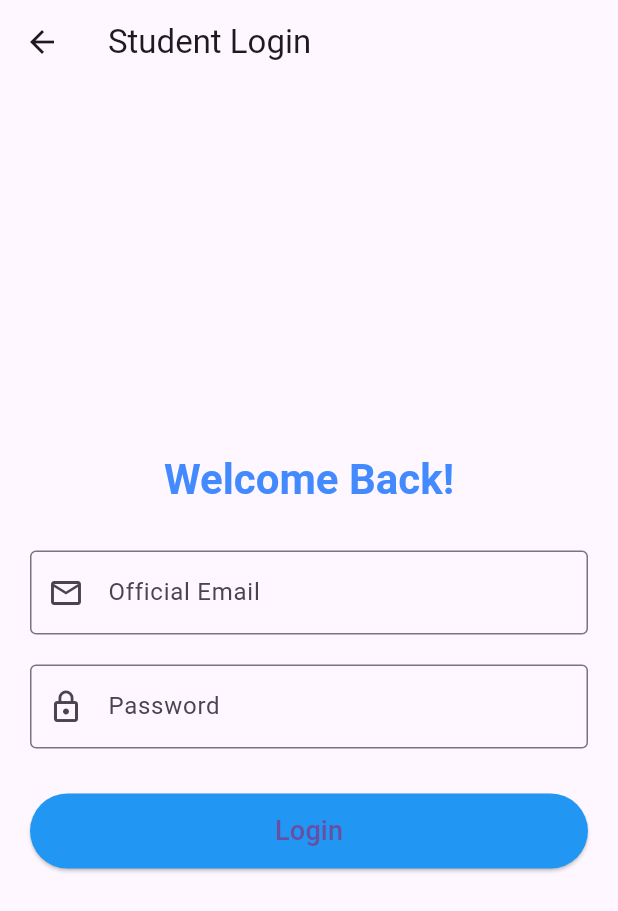
After one commit to Manuel-Hub371/uni-Konet, a Flutter app: the screen it shows after launch, after a tap on "Student", on a phone screen of 412 x 824 dp. The commit adds this screen. Shown: the top 911 px of the screen. Run offline on Flutter 3.47's test engine with Material 3 defaults, Android fonts, the phone set to English and light mode, and no system bars.

Commit message:
App design

```diff
--- a/flutter-app/lib/main.dart
+++ b/flutter-app/lib/main.dart
@@ -1,12 +1,12 @@
 import 'package:flutter/material.dart';
-import 'screens/home_screen.dart';
+import 'screens/splash_screen.dart';
 
 void main() {
-  runApp(const UniKonetApp());
+  runApp(const MyApp());
 }
 
-class UniKonetApp extends StatelessWidget {
-  const UniKonetApp({super.key});
+class MyApp extends StatelessWidget {
+  const MyApp({super.key});
 
   @override
   Widget build(BuildContext context) {
@@ -14,8 +14,10 @@ class UniKonetApp extends StatelessWidget {
       title: 'uniKonet',
       theme: ThemeData(
         primarySwatch: Colors.blue,
+        useMaterial3: true,
       ),
-      home: const HomeScreen(),
+      home: const SplashScreen(),
+      debugShowCheckedModeBanner: false,
     );
   }
 }
--- /dev/null
+++ b/flutter-app/lib/screens/login_screen.dart
@@ -0,0 +1,150 @@
+import 'package:flutter/material.dart';
+import 'change_password_screen.dart';
+import 'home_screen.dart';
+
+class LoginScreen extends StatefulWidget {
+  final String role;
+
+  const LoginScreen({super.key, required this.role});
+
+  @override
+  _LoginScreenState createState() => _LoginScreenState();
+}
+
+class _LoginScreenState extends State<LoginScreen> {
+  final _formKey = GlobalKey<FormState>();
+  final _emailController = TextEditingController();
+  final _passwordController = TextEditingController();
+  bool _isLoading = false;
+  String? _errorMessage;
+
+  void _login() {
+    if (!_formKey.currentState!.validate()) return;
+
+    setState(() {
+      _isLoading = true;
+      _errorMessage = null;
+    });
+
+    final email = _emailController.text.trim();
+    final password = _passwordController.text;
+
+    // Simulate Network Delay
+    Future.delayed(const Duration(seconds: 1), () {
+      if (!mounted) return;
+
+      setState(() => _isLoading = false);
+
+      // Mock Authentication Logic
+      bool isEmailValid = email.toLowerCase().contains("@ktu.edu.gh");
+      // In a real app, we would check more strictly if it's a student or lecturer email format if needed.
+
+      if (!isEmailValid) {
+        setState(() => _errorMessage = 'Invalid email domain. Use @ktu.edu.gh');
+        return;
+      }
+
+      if (password == 'P@ass4ktu') {
+        // First time login - Force password change
+        Navigator.pushReplacement(
+          context,
+          MaterialPageRoute(builder: (context) => ChangePasswordScreen(role: widget.role)),
+        );
+      } else if (password.length >= 6) {
+        // Regular login success (Simulated if password is not default but valid length)
+        Navigator.pushReplacement(
+          context,
+          MaterialPageRoute(builder: (context) => HomeScreen(role: widget.role)),
+        );
+      } else {
+        setState(() => _errorMessage = 'Invalid email or password');
+      }
+    });
+  }
+
+  @override
+  Widget build(BuildContext context) {
+    return Scaffold(
+      appBar: AppBar(title: Text('${widget.role} Login')),
+      body: Padding(
+        padding: const EdgeInsets.all(20.0),
+        child: Form(
+          key: _formKey,
+          child: Column(
+            mainAxisAlignment: MainAxisAlignment.center,
+            crossAxisAlignment: CrossAxisAlignment.stretch,
+            children: [
+              Text(
+                'Welcome Back!',
+                textAlign: TextAlign.center,
+                style: Theme.of(context).textTheme.headlineMedium?.copyWith(
+                  color: Colors.blueAccent,
+                  fontWeight: FontWeight.bold,
+                ),
+              ),
+              const SizedBox(height: 30),
+              if (_errorMessage != null)
+                Container(
+                  padding: const EdgeInsets.all(10),
+                  margin: const EdgeInsets.only(bottom: 20),
+                  color: Colors.red.shade100,
+                  child: Text(
+                    _errorMessage!,
+                    style: const TextStyle(color: Colors.red),
+                    textAlign: TextAlign.center,
+                  ),
+                ),
+              TextFormField(
+                controller: _emailController,
+                decoration: const InputDecoration(
+                  labelText: 'Official Email',
+                  prefixIcon: Icon(Icons.email_outlined),
+                  border: OutlineInputBorder(),
+                ),
+                keyboardType: TextInputType.emailAddress,
+                validator: (value) {
+                  if (value == null || value.isEmpty) {
+                    return 'Please enter your email';
+                  }
+                  if (!value.contains('@')) {
+                    return 'Please enter a valid email';
+                  }
+                  return null;
+                },
+              ),
+              const SizedBox(height: 20),
+              TextFormField(
+                controller: _passwordController,
+                decoration: const InputDecoration(
+                  labelText: 'Password',
+                  prefixIcon: Icon(Icons.lock_outline),
+                  border: OutlineInputBorder(),
+                ),
+                obscureText: true,
+                validator: (value) {
+                  if (value == null || value.isEmpty) {
+                    return 'Please enter your password';
+                  }
+                  return null;
+                },
+              ),
+              const SizedBox(height: 30),
+              SizedBox(
+                height: 50,
+                child: ElevatedButton(
+                  onPressed: _isLoading ? null : _login,
+                  style: ElevatedButton.styleFrom(
+                    backgroundColor: widget.role == 'Student' ? Colors.blue : Colors.deepPurple,
+                  ),
+                  child: _isLoading
+                      ? const CircularProgressIndicator(color: Colors.white)
+                      : const Text('Login', style: TextStyle(fontSize: 18)),
+                ),
+              ),
+            ],
+          ),
+        ),
+      ),
+    );
+  }
+}
--- /dev/null
+++ b/flutter-app/lib/screens/role_selection_screen.dart
@@ -0,0 +1,91 @@
+import 'package:flutter/material.dart';
+import 'login_screen.dart';
+
+class RoleSelectionScreen extends StatelessWidget {
+  const RoleSelectionScreen({super.key});
+
+  @override
+  Widget build(BuildContext context) {
+    return Scaffold(
+      body: Padding(
+        padding: const EdgeInsets.all(20.0),
+        child: Column(
+          mainAxisAlignment: MainAxisAlignment.center,
+          crossAxisAlignment: CrossAxisAlignment.stretch,
+          children: [
+            const Text(
+              'Select Your Role',
+              textAlign: TextAlign.center,
+              style: TextStyle(
+                fontSize: 28,
+                fontWeight: FontWeight.bold,
+                color: Colors.blueAccent,
+              ),
+            ),
+            const SizedBox(height: 50),
+            _RoleButton(
+              title: 'Student',
+              icon: Icons.person,
+              color: Colors.blue,
+              onTap: () {
+                Navigator.push(
+                  context,
+                  MaterialPageRoute(builder: (context) => const LoginScreen(role: 'Student')),
+                );
+              },
+            ),
+            const SizedBox(height: 20),
+            _RoleButton(
+              title: 'Lecturer',
+              icon: Icons.school,
+              color: Colors.deepPurple,
+              onTap: () {
+                Navigator.push(
+                  context,
+                  MaterialPageRoute(builder: (context) => const LoginScreen(role: 'Lecturer')),
+                );
+              },
+            ),
+          ],
+        ),
+      ),
+    );
+  }
+}
+
+class _RoleButton extends StatelessWidget {
+  final String title;
+  final IconData icon;
+  final Color color;
+  final VoidCallback onTap;
+
+  const _RoleButton({
+    required this.title,
+    required this.icon,
+    required this.color,
+    required this.onTap,
+  });
+
+  @override
+  Widget build(BuildContext context) {
+    return ElevatedButton(
+      style: ElevatedButton.styleFrom(
+        backgroundColor: color,
+        padding: const EdgeInsets.symmetric(vertical: 20),
+        shape: RoundedRectangleBorder(borderRadius: BorderRadius.circular(15)),
+      ),
+      onPressed: onTap,
+      child: Row(
+        mainAxisAlignment: MainAxisAlignment.center,
+        children: [
+          Icon(icon, size: 30),
+          const SizedBox(width: 15),
+          Text(
+            title,
+            style: const TextStyle(fontSize: 20, fontWeight: FontWeight.bold),
+          ),
+        ],
+      ),
+    );
+  }
+}
--- /dev/null
+++ b/flutter-app/lib/screens/splash_screen.dart
@@ -0,0 +1,53 @@
+import 'package:flutter/material.dart';
+import 'package:flutter/scheduler.dart';
+import 'role_selection_screen.dart';
+
+class SplashScreen extends StatefulWidget {
+  const SplashScreen({super.key});
+
+  @override
+  _SplashScreenState createState() => _SplashScreenState();
+}
+
+class _SplashScreenState extends State<SplashScreen> {
+  @override
+  void initState() {
+    super.initState();
+    // Navigate to Role Selection after 2 seconds
+    SchedulerBinding.instance.addPostFrameCallback((_) {
+      Future.delayed(const Duration(seconds: 2), () {
+        Navigator.of(context).pushReplacement(
+          MaterialPageRoute(builder: (context) => const RoleSelectionScreen()),
+        );
+      });
+    });
+  }
+
+  @override
+  Widget build(BuildContext context) {
+    return Scaffold(
+      backgroundColor: Colors.blueAccent,
+      body: Center(
+        child: Column(
+          mainAxisAlignment: MainAxisAlignment.center,
+          children: const [
+            Icon(
+              Icons.school,
+              size: 100,
+              color: Colors.white,
+            ),
+            SizedBox(height: 20),
+            Text(
+              'uniKonet',
+              style: TextStyle(
+                fontSize: 32,
+                fontWeight: FontWeight.bold,
+                color: Colors.white,
+              ),
+            ),
+          ],
+        ),
+      ),
+    );
+  }
+}
```
Also changed, not shown: flutter-app/lib/screens/change_password_screen.dart (added, +113 -0 lines), flutter-app/lib/screens/home_screen.dart (+45 -3 lines), 5 other files.
